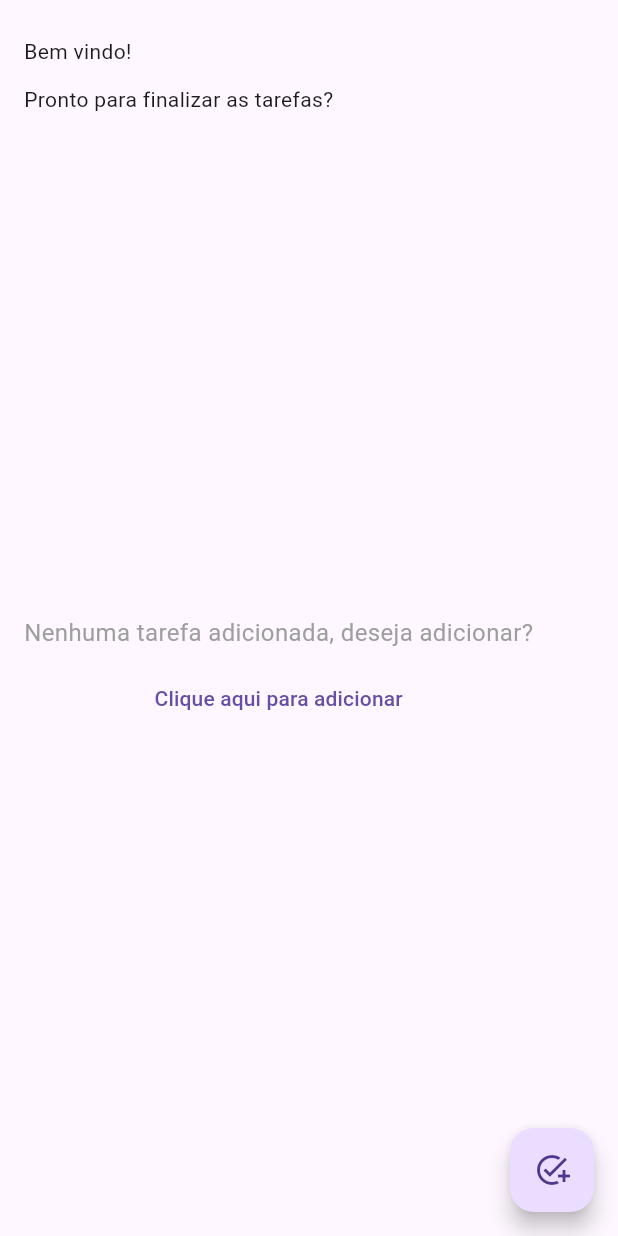
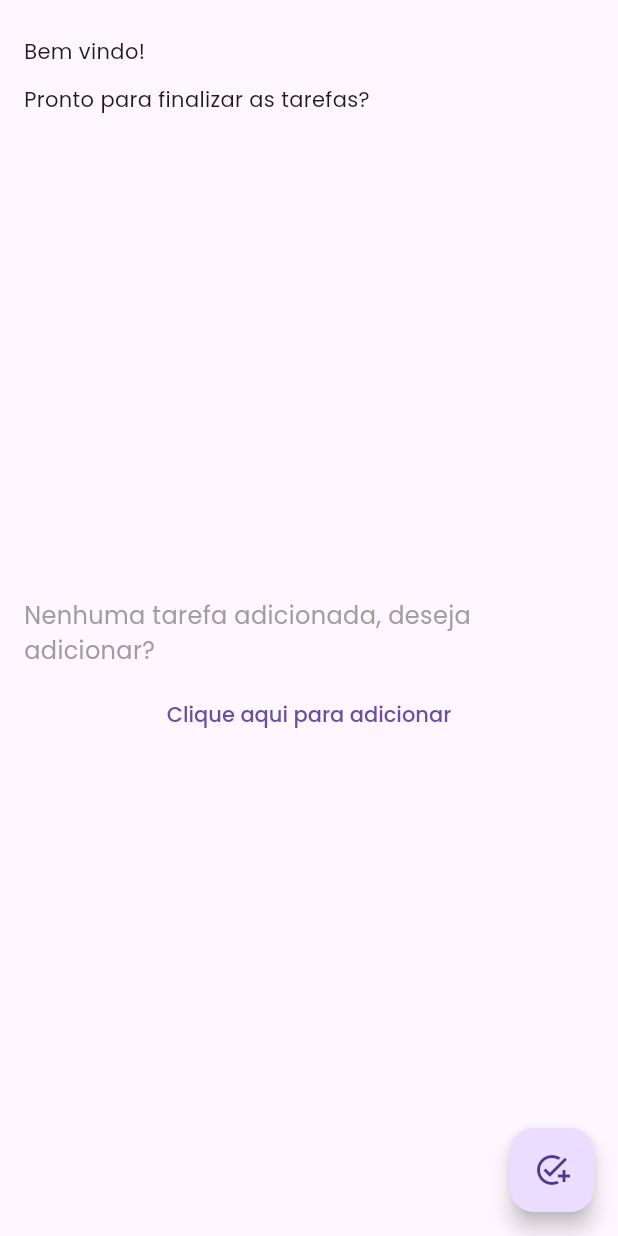
Before and after one commit to GabrielFVDev/smart-todo, a Flutter app: the screen it shows after launch, on a phone screen of 412 x 824 dp. Run offline on Flutter 3.47's test engine with Material 3 defaults, Android fonts, the phone set to English and light mode, and no system bars; our stand-ins replace go_router, shared_preferences.

Commit message:
feat: add Poppins font family and update theme configuration

```diff
--- a/lib/main.dart
+++ b/lib/main.dart
@@ -12,6 +12,28 @@ class MyApp extends StatelessWidget {
   Widget build(BuildContext context) {
     return MaterialApp.router(
       routerConfig: router,
+      theme: ThemeData(
+        fontFamily: 'Poppins',
+        textTheme: const TextTheme().apply(
+          fontFamily: 'Poppins',
+        ),
+        textButtonTheme: TextButtonThemeData(
+          style: TextButton.styleFrom(
+            textStyle: const TextStyle(
+              fontFamily: 'Poppins',
+              fontWeight: FontWeight.w500, // Medium
+            ),
+          ),
+        ),
+        elevatedButtonTheme: ElevatedButtonThemeData(
+          style: ElevatedButton.styleFrom(
+            textStyle: const TextStyle(
+              fontFamily: 'Poppins',
+              fontWeight: FontWeight.w500, // Medium
+            ),
+          ),
+        ),
+      ),
     );
   }
 }
--- a/lib/views/add_task_view.dart
+++ b/lib/views/add_task_view.dart
@@ -16,12 +16,6 @@ class _AddTaskViewState extends State<AddTaskView> {
   final CategoryController _categoryController = CategoryController();
 
   bool _isFavorite = false;
-
-  @override
-  void dispose() {
-    _taskController.dispose();
-    super.dispose();
-  }
 
   @override
   Widget build(BuildContext context) {
--- a/lib/views/widgets/task_section_widget.dart
+++ b/lib/views/widgets/task_section_widget.dart
@@ -39,7 +39,6 @@ class TaskSectionWidget extends StatelessWidget {
             ),
           ],
         ),
-        SizedBox(height: 12),
 
         // Lista de tarefas ou mensagem vazia
         tasks.isEmpty
@@ -67,7 +66,6 @@ class TaskSectionWidget extends StatelessWidget {
                 );
               },
             ),
-        SizedBox(height: 16),
       ],
     );
   }
```
Also changed, not shown: pubspec.yaml (+12 -11 lines), assets/fonts/Poppins-Bold.ttf (added), assets/fonts/Poppins-Medium.ttf (added), assets/fonts/Poppins-Regular.ttf (added), assets/fonts/Poppins-Thin.ttf (added).
